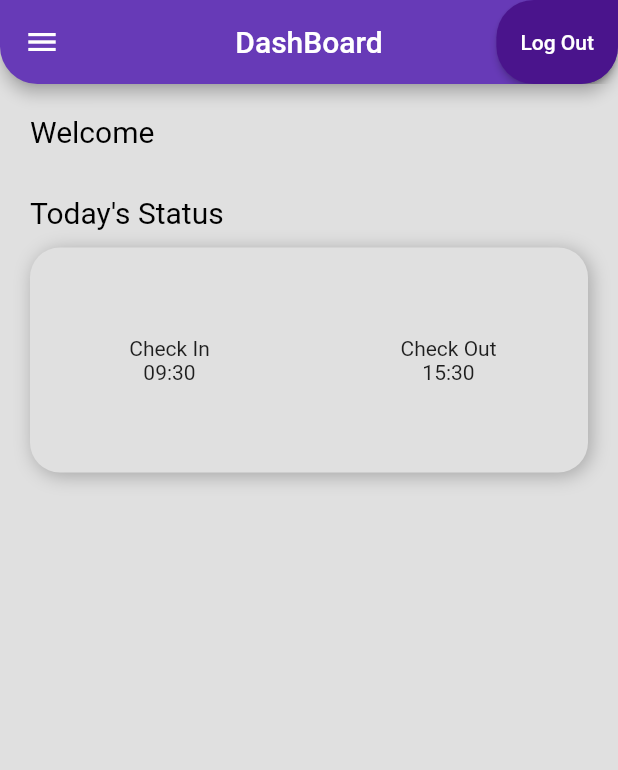
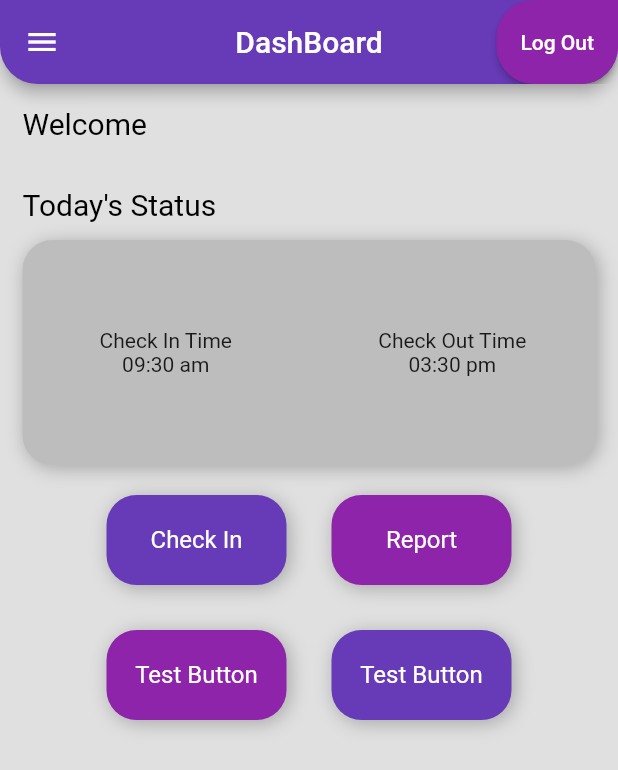
Before and after one commit to FahadKhan007/HRM-App, a Flutter app: the screen it shows once a user with an empty profile is signed in, on a phone screen of 412 x 824 dp. Shown: the top 770 px of the screen. Run offline on Flutter 3.47's test engine with Material 2 defaults, Android fonts, the phone set to English and light mode, and no system bars; our stand-ins replace firebase_auth, firebase_core, get, google_fonts, slide_to_act; accounts and stored records are empty; Roboto replaces fonts that are missing (Ubuntu).

Commit message:
buttons added to homepage

```diff
--- a/lib/home_page.dart
+++ b/lib/home_page.dart
@@ -31,7 +31,7 @@ class HomePage extends StatelessWidget {
           ElevatedButton(
             child: Text("Log Out"),
             style: ElevatedButton.styleFrom(
-              backgroundColor: Colors.purple[900],
+              backgroundColor: Colors.purple[600],
               shape: RoundedRectangleBorder(
                 borderRadius: BorderRadius.only(
                   bottomLeft: Radius.circular(25),
@@ -65,7 +65,7 @@ class HomePage extends StatelessWidget {
       ),
       backgroundColor: Colors.grey[300],
       body: SingleChildScrollView(
-        padding: EdgeInsets.all(20),
+        padding: EdgeInsets.all(15),
         child: Column(
           mainAxisAlignment: MainAxisAlignment.center,
           children: [
@@ -105,7 +105,7 @@ class HomePage extends StatelessWidget {
               margin: EdgeInsets.only(top: 12),
               height: 150,
               decoration: BoxDecoration(
-                color: Colors.grey[300],
+                color: Colors.grey[400],
                 // ignore: prefer_const_literals_to_create_immutables
                 boxShadow: [
                   BoxShadow(
@@ -127,10 +127,10 @@ class HomePage extends StatelessWidget {
                       // ignore: prefer_const_literals_to_create_immutables
                       children: [
                         Text(
-                          "Check In",
+                          "Check In Time",
                         ),
                         Text(
-                          "09:30",
+                          "09:30 am",
                         ),
                       ],
                     ),
@@ -142,10 +142,10 @@ class HomePage extends StatelessWidget {
                       // ignore: prefer_const_literals_to_create_immutables
                       children: [
                         Text(
-                          "Check Out",
+                          "Check Out Time",
                         ),
                         Text(
-                          "15:30",
+                          "03:30 pm",
                         ),
                       ],
                     ),
@@ -171,7 +171,147 @@ class HomePage extends StatelessWidget {
             //     },
             //   ),
             // ),
-            SizedBox(height: 50),
+            SizedBox(height: 20),
+
+            Row(
+              mainAxisAlignment: MainAxisAlignment.center,
+              crossAxisAlignment: CrossAxisAlignment.center,
+              children: [
+                Column(
+                  children: [
+                    GestureDetector(
+                      onDoubleTap: () {},
+                      child: Container(
+                        height: 60,
+                        width: 120,
+                        decoration: BoxDecoration(
+                          color: Colors.deepPurple,
+                          // ignore: prefer_const_literals_to_create_immutables
+                          boxShadow: [
+                            BoxShadow(
+                              color: Colors.black26,
+                              blurRadius: 10,
+                              offset: Offset(2, 2),
+                            ),
+                          ],
+                          borderRadius: BorderRadius.all(Radius.circular(20)),
+                        ),
+                        child: Align(
+                          alignment: Alignment.center,
+                          child: Text(
+                            "Check In",
+                            style: GoogleFonts.ubuntu(
+                              fontSize: 16,
+                              color: Colors.white,
+                            ),
+                          ),
+                        ),
+                      ),
+                    ),
+                    SizedBox(
+                      height: 30,
+                    ),
+                    GestureDetector(
+                      onTap: () {},
+                      child: Container(
+                        height: 60,
+                        width: 120,
+                        decoration: BoxDecoration(
+                          color: Colors.purple[600],
+                          // ignore: prefer_const_literals_to_create_immutables
+                          boxShadow: [
+                            BoxShadow(
+                              color: Colors.black26,
+                              blurRadius: 10,
+                              offset: Offset(2, 2),
+                            ),
+                          ],
+                          borderRadius: BorderRadius.all(Radius.circular(20)),
+                        ),
+                        child: Align(
+                          alignment: Alignment.center,
+                          child: Text(
+                            "Test Button",
+                            style: GoogleFonts.ubuntu(
+                              fontSize: 16,
+                              color: Colors.white,
+                            ),
+                          ),
+                        ),
+                      ),
+                    ),
+                  ],
+                ),
+                SizedBox(
+                  width: 30,
+                ),
+                Column(
+                  children: [
+                    GestureDetector(
+                      onTap: () {},
+                      child: Container(
+                        height: 60,
+                        width: 120,
+                        decoration: BoxDecoration(
+                          color: Colors.purple[600],
+                          // ignore: prefer_const_literals_to_create_immutables
+                          boxShadow: [
+                            BoxShadow(
+                              color: Colors.black26,
+                              blurRadius: 10,
+                              offset: Offset(2, 2),
+                            ),
+                          ],
+                          borderRadius: BorderRadius.all(Radius.circular(20)),
+                        ),
+                        child: Align(
+                          alignment: Alignment.center,
+                          child: Text(
+                            "Report",
+                            style: GoogleFonts.ubuntu(
+                              fontSize: 16,
+                              color: Colors.white,
+                            ),
+                          ),
+                        ),
+                      ),
+                    ),
+                    SizedBox(
+                      height: 30,
+                    ),
+                    GestureDetector(
+                      onTap: () {},
+                      child: Container(
+                        height: 60,
+                        width: 120,
+                        decoration: BoxDecoration(
+                          color: Colors.deepPurple,
+                          // ignore: prefer_const_literals_to_create_immutables
+                          boxShadow: [
+                            BoxShadow(
+                              color: Colors.black26,
+                              blurRadius: 10,
+                              offset: Offset(2, 2),
+                            ),
+                          ],
+                          borderRadius: BorderRadius.all(Radius.circular(20)),
+                        ),
+                        child: Align(
+                          alignment: Alignment.center,
+                          child: Text(
+                            "Test Button",
+                            style: GoogleFonts.ubuntu(
+                              fontSize: 16,
+                              color: Colors.white,
+                            ),
+                          ),
+                        ),
+                      ),
+                    ),
+                  ],
+                ),
+              ],
+            ),
 
             // Padding(
             //   padding: const EdgeInsets.symmetric(horizontal: 25.0),
```
